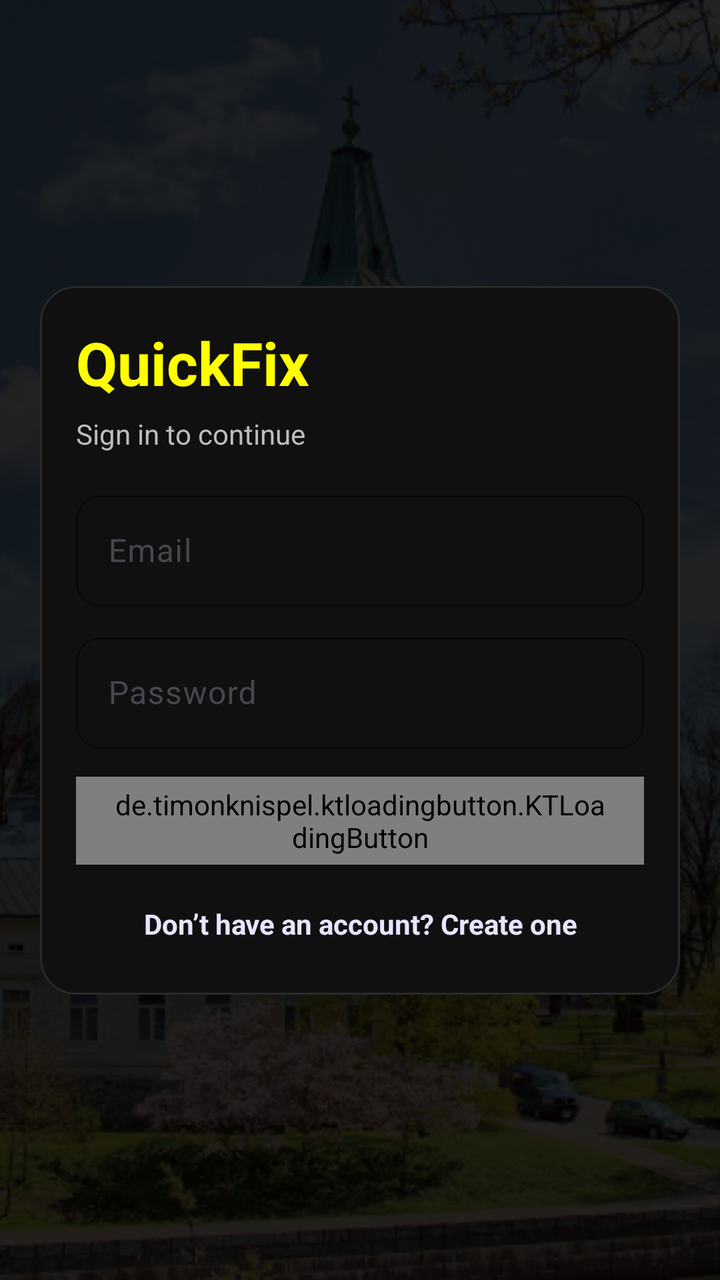
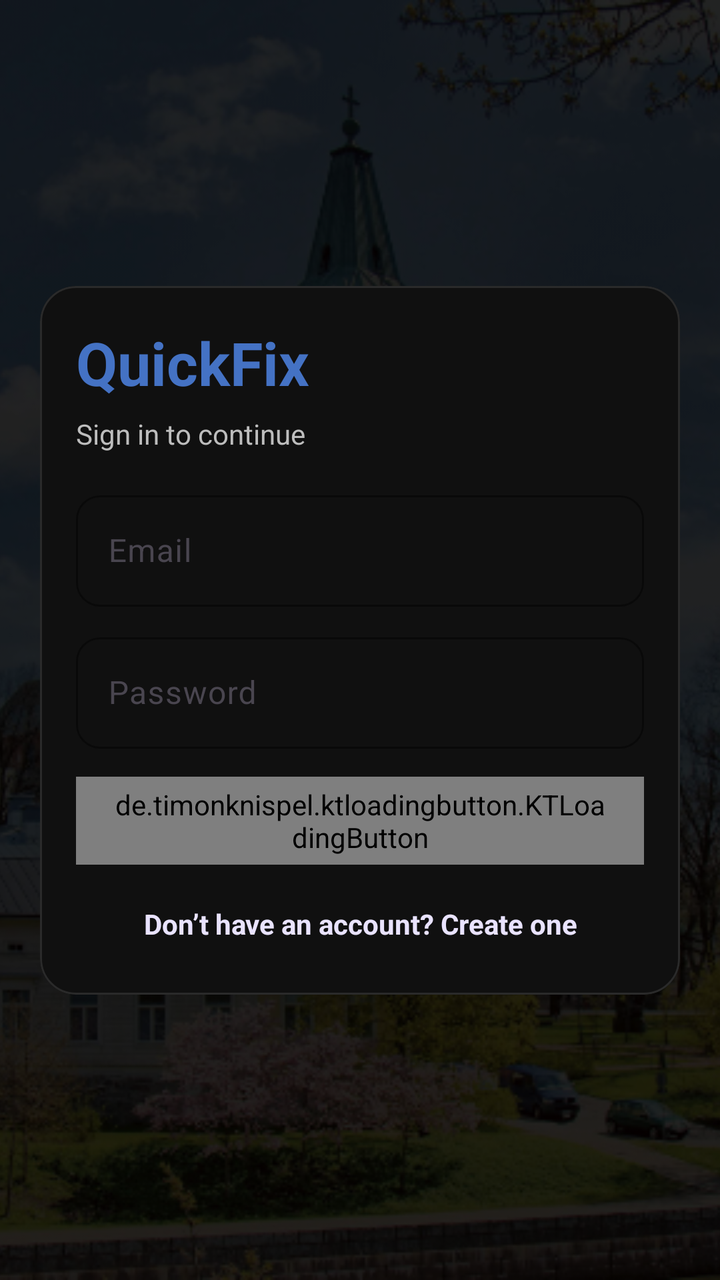

Before-and-after screenshots of an Android layout around one commit, followed by the original layout XML and the change that was made.
<!-- AndroidManifest.xml: application theme Theme.MyApplication -->
<!-- res/layout/activity_login.xml -->
<?xml version="1.0" encoding="utf-8"?>
<androidx.constraintlayout.widget.ConstraintLayout
    xmlns:android="http://schemas.android.com/apk/res/android"
    xmlns:app="http://schemas.android.com/apk/res-auto"
    android:layout_width="match_parent"
    android:layout_height="match_parent"
    android:background="#000000">

    
    <ImageView
        android:id="@+id/ivLoginBg"
        android:layout_width="0dp"
        android:layout_height="0dp"
        android:scaleType="centerCrop"
        android:alpha="0.35"
        android:src="@drawable/home_bike_hero"
        app:layout_constraintTop_toTopOf="parent"
        app:layout_constraintBottom_toBottomOf="parent"
        app:layout_constraintStart_toStartOf="parent"
        app:layout_constraintEnd_toEndOf="parent" />

    
    <View
        android:id="@+id/vOverlay"
        android:layout_width="0dp"
        android:layout_height="0dp"
        android:background="#99000000"
        app:layout_constraintTop_toTopOf="parent"
        app:layout_constraintBottom_toBottomOf="parent"
        app:layout_constraintStart_toStartOf="parent"
        app:layout_constraintEnd_toEndOf="parent" />

    
    <com.google.android.material.card.MaterialCardView
        android:id="@+id/cardLogin"
        android:layout_width="0dp"
        android:layout_height="wrap_content"
        android:layout_marginStart="20dp"
        android:layout_marginEnd="20dp"
        app:cardCornerRadius="18dp"
        app:cardElevation="0dp"
        app:strokeWidth="1dp"
        app:strokeColor="#2A2A2A"
        app:cardBackgroundColor="#101010"
        app:layout_constraintTop_toTopOf="parent"
        app:layout_constraintBottom_toBottomOf="parent"
        app:layout_constraintStart_toStartOf="parent"
        app:layout_constraintEnd_toEndOf="parent">

        <LinearLayout
            android:layout_width="match_parent"
            android:layout_height="wrap_content"
            android:orientation="vertical"
            android:padding="18dp">

            
            <TextView
                android:id="@+id/tvLogo"
                android:layout_width="wrap_content"
                android:layout_height="wrap_content"
                android:text="QuickFix"
                android:textSize="30sp"
                android:textStyle="bold"
                android:textColor="#FFFF00" />

            <TextView
                android:layout_width="wrap_content"
                android:layout_height="wrap_content"
                android:layout_marginTop="6dp"
                android:text="Sign in to continue"
                android:textColor="#BDBDBD" />

            
            <com.google.android.material.textfield.TextInputLayout
                android:layout_width="match_parent"
                android:layout_height="wrap_content"
                android:layout_marginTop="16dp"
                app:boxBackgroundMode="outline"
                app:boxCornerRadiusTopStart="12dp"
                app:boxCornerRadiusTopEnd="12dp"
                app:boxCornerRadiusBottomStart="12dp"
                app:boxCornerRadiusBottomEnd="12dp"
                app:boxStrokeColor="#FFFF00"
                app:hintTextColor="#BDBDBD">

                <com.google.android.material.textfield.TextInputEditText
                    android:id="@+id/etEmail"
                    android:layout_width="match_parent"
                    android:layout_height="wrap_content"
                    android:hint="Email"
                    android:inputType="textEmailAddress"
                    android:textColor="#FFFFFF"
                    android:textColorHint="#BDBDBD" />
            </com.google.android.material.textfield.TextInputLayout>

            
            <com.google.android.material.textfield.TextInputLayout
                android:layout_width="match_parent"
                android:layout_height="wrap_content"
                android:layout_marginTop="10dp"
                app:boxBackgroundMode="outline"
                app:boxCornerRadiusTopStart="12dp"
                app:boxCornerRadiusTopEnd="12dp"
                app:boxCornerRadiusBottomStart="12dp"
                app:boxCornerRadiusBottomEnd="12dp"
                app:boxStrokeColor="#2A2A2A"
                app:hintTextColor="#BDBDBD">

                <com.google.android.material.textfield.TextInputEditText
                    android:id="@+id/etPassword"
                    android:layout_width="match_parent"
                    android:layout_height="wrap_content"
                    android:hint="Password"
                    android:inputType="textPassword"
                    android:textColor="#FFFFFF"
                    android:textColorHint="#BDBDBD" />
            </com.google.android.material.textfield.TextInputLayout>

            
            <de.timonknispel.ktloadingbutton.KTLoadingButton
                android:id="@+id/btnLogin"
                android:layout_width="match_parent"
                android:layout_height="44dp"
                android:layout_marginTop="14dp"
                android:paddingStart="18dp"
                android:paddingEnd="18dp"
                app:buttonName="Log in"
                app:buttonTextSize="14sp"
                app:allCaps="false"
                app:buttonColor="@color/quickfix_yellow"
                app:succeedColor="@color/quickfix_yellow"
                app:failedColor="@color/quickfix_purple" />

            
            <TextView
                android:id="@+id/tvGoSignup"
                android:layout_width="match_parent"
                android:layout_height="wrap_content"
                android:layout_marginTop="12dp"
                android:text="Don’t have an account? Create one"
                android:textColor="#E9E3FF"
                android:textStyle="bold"
                android:gravity="center"
                android:padding="8dp" />

        </LinearLayout>
    </com.google.android.material.card.MaterialCardView>

</androidx.constraintlayout.widget.ConstraintLayout>
<!-- resources referenced by this layout -->
<resources>
  <color name="quickfix_purple">#FF6200EE</color>
  <color name="quickfix_yellow">#FFFF00</color>
  <!-- drawable home_bike_hero: png bitmap (drawable, 545208 bytes) -->
  <style name="Theme.MyApplication" parent="Base.Theme.MyApplication" />
  <style name="Base.Theme.MyApplication" parent="Theme.Material3.DayNight.NoActionBar">
          <item name="android:statusBarColor">#000000</item>
          <item name="android:navigationBarColor">#101010</item>
  
          <item name="android:windowLightStatusBar">false</item>
  
          <item name="android:windowLightNavigationBar" tools:targetApi="27">false</item>
      </style>
</resources>

<!-- the commit's change to res/layout/activity_login.xml (unified diff, before → after) -->
@@ -61,7 +61,7 @@
                 android:text="QuickFix"
                 android:textSize="30sp"
                 android:textStyle="bold"
-                android:textColor="#FFFF00" />
+                android:textColor="#4472C4" />
 
             <TextView
                 android:layout_width="wrap_content"
@@ -80,7 +80,7 @@
                 app:boxCornerRadiusTopEnd="12dp"
                 app:boxCornerRadiusBottomStart="12dp"
                 app:boxCornerRadiusBottomEnd="12dp"
-                app:boxStrokeColor="#FFFF00"
+                app:boxStrokeColor="#4472C4"
                 app:hintTextColor="#BDBDBD">
 
                 <com.google.android.material.textfield.TextInputEditText
<!-- resource entries referenced after the edit -->
@@ -1,9 +1,10 @@
 <!-- resources referenced by this layout -->
 <resources>
   <color name="quickfix_purple">#FF6200EE</color>
-  <color name="quickfix_yellow">#FFFF00</color>
+  <color name="quickfix_yellow">@color/quickfix_blue</color>
   <!-- drawable home_bike_hero: png bitmap (drawable, 545208 bytes) -->
   <style name="Theme.MyApplication" parent="Base.Theme.MyApplication" />
+  <color name="quickfix_blue">#4472C4</color>
   <style name="Base.Theme.MyApplication" parent="Theme.Material3.DayNight.NoActionBar">
           <item name="android:statusBarColor">#000000</item>
           <item name="android:navigationBarColor">#101010</item>
